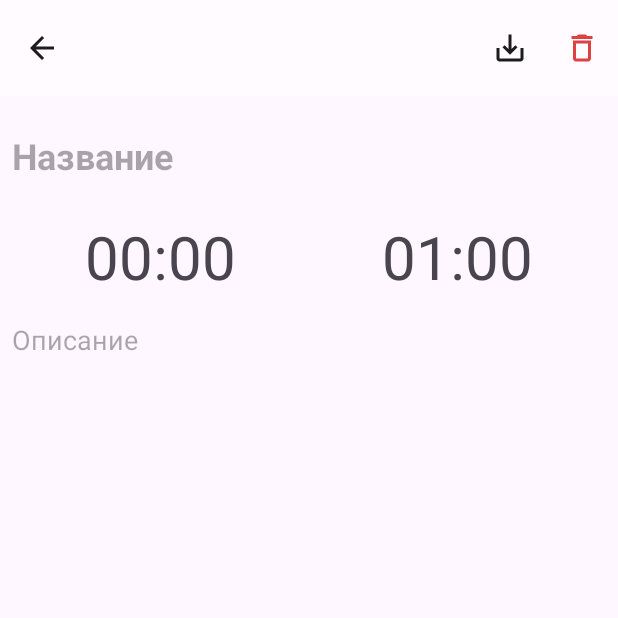
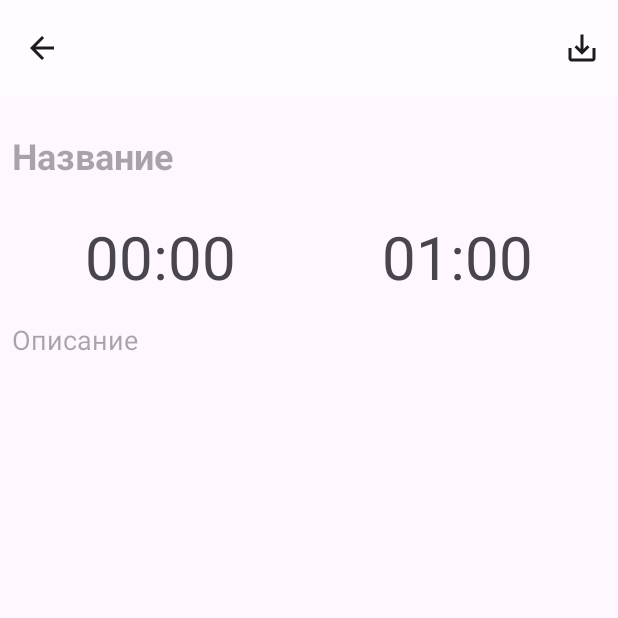
Before and after one commit to GGr3ml1N/NotesManager, an Android app: the CurrentNoteActivity screen opened directly, with no data from a screen before it, on a phone screen of 412 x 824 dp, the top half of it. Run offline under Robolectric (Android 15) with nearby library versions, the phone set to English and light mode, and no system bars; 1 statement that could not run was skipped.

Commit message:
"delete" has been deleted

```diff
--- a/app/src/main/res/menu/current_note_menu.xml
+++ b/app/src/main/res/menu/current_note_menu.xml
@@ -7,9 +7,4 @@
         app:showAsAction="ifRoom"
         android:title="@string/save"/>
 
-    <item android:id="@+id/delete"
-        android:icon="@drawable/ic_delete"
-        app:showAsAction="ifRoom"
-        android:title="@string/delete"
-        />
 </menu>
```
